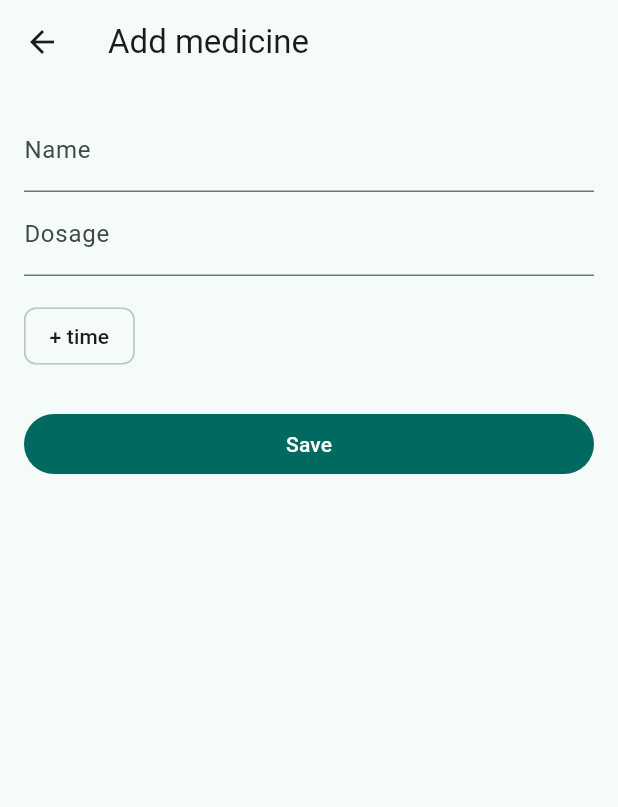
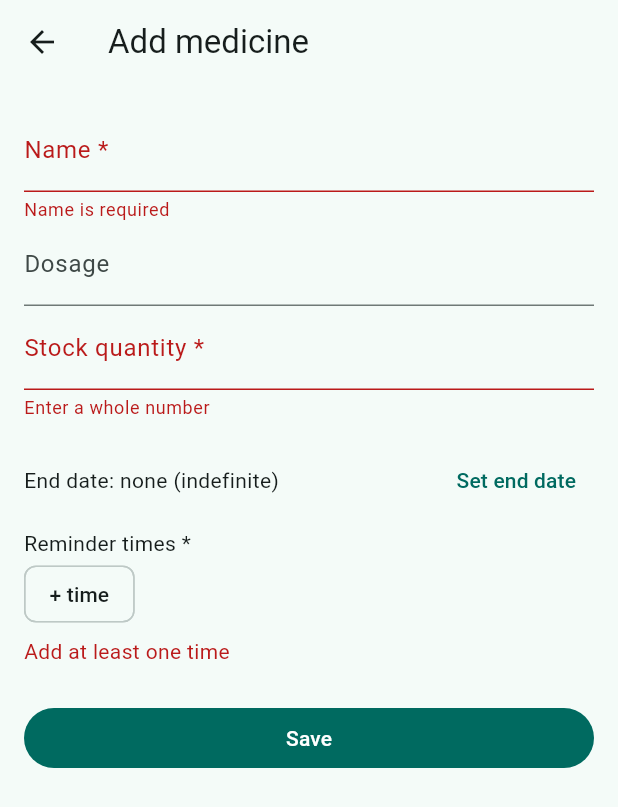
Before and after one commit to PpYCha/ckd_care, a Flutter app: the MedicineDetailScreen screen opened directly, after a tap on "Save", on a phone screen of 412 x 824 dp. Shown: the top 807 px of the screen. Run offline on Flutter 3.47's test engine with Material 3 defaults, Android fonts, the phone set to English and light mode, and no system bars; our stand-ins replace flutter_local_notifications, sqflite, timezone; accounts and stored records are empty.

Commit message:
feat: medicine form with stock/end-date, validation, save toast; richer list
Co-Authored-By: Claude Opus 4.8 <noreply@anthropic.com>

```diff
--- a/lib/screens/medicine_detail_screen.dart
+++ b/lib/screens/medicine_detail_screen.dart
@@ -13,34 +13,75 @@ class MedicineDetailScreen extends StatefulWidget {
 }
 
 class _MedicineDetailScreenState extends State<MedicineDetailScreen> {
+  final _formKey = GlobalKey<FormState>();
   late final TextEditingController _name =
       TextEditingController(text: widget.medicine?.name ?? '');
   late final TextEditingController _dosage =
       TextEditingController(text: widget.medicine?.dosage ?? '');
+  late final TextEditingController _stock = TextEditingController(
+      text: widget.medicine?.stockQty.toString() ?? '');
   final List<String> _times = [];
+  DateTime? _endDate;
+  bool _timesError = false;
+
+  @override
+  void initState() {
+    super.initState();
+    final m = widget.medicine;
+    if (m != null) {
+      _endDate = m.endDate;
+      // Pre-load existing times for edit.
+      WidgetsBinding.instance.addPostFrameCallback((_) async {
+        final times = await context.read<MedicineProvider>().timesForMedicine(m.id!);
+        if (mounted) setState(() => _times..clear()..addAll(times));
+      });
+    }
+  }
 
   Future<void> _pickTime() async {
     final t = await showTimePicker(context: context, initialTime: TimeOfDay.now());
     if (t != null) {
-      setState(() => _times.add(
-          '${t.hour.toString().padLeft(2, '0')}:${t.minute.toString().padLeft(2, '0')}'));
+      setState(() {
+        _times.add(
+            '${t.hour.toString().padLeft(2, '0')}:${t.minute.toString().padLeft(2, '0')}');
+        _timesError = false;
+      });
     }
   }
 
+  Future<void> _pickEndDate() async {
+    final now = DateTime.now();
+    final d = await showDatePicker(
+      context: context,
+      initialDate: _endDate ?? now,
+      firstDate: now.subtract(const Duration(days: 365)),
+      lastDate: DateTime(now.year + 5),
+    );
+    if (d != null) setState(() => _endDate = d);
+  }
+
   Future<void> _save() async {
-    if (_name.text.trim().isEmpty || _times.isEmpty) return;
+    final formOk = _formKey.currentState!.validate();
+    setState(() => _timesError = _times.isEmpty);
+    if (!formOk || _times.isEmpty) return;
+
+    final messenger = ScaffoldMessenger.of(context);
+    final navigator = Navigator.of(context);
     final med = Medicine(
       id: widget.medicine?.id,
       uuid: widget.medicine?.uuid ?? newUuid(),
       name: _name.text.trim(),
       dosage: _dosage.text.trim().isEmpty ? null : _dosage.text.trim(),
-      stockQty: widget.medicine?.stockQty ?? 0,
-      endDate: widget.medicine?.endDate,
+      stockQty: int.parse(_stock.text.trim()),
+      endDate: _endDate,
       createdAt: widget.medicine?.createdAt ?? DateTime.now(),
       updatedAt: DateTime.now(),
     );
     await context.read<MedicineProvider>().save(med, _times..sort());
-    if (mounted) Navigator.pop(context);
+    if (!mounted) return;
+    navigator.pop();
+    messenger.showSnackBar(
+        const SnackBar(content: Text('Saved successfully')));
   }
 
   @override
@@ -61,17 +102,65 @@ class _MedicineDetailScreenState extends State<MedicineDetailScreen> {
             ),
         ],
       ),
-      body: ListView(padding: const EdgeInsets.all(16), children: [
-        TextField(controller: _name, decoration: const InputDecoration(labelText: 'Name')),
-        TextField(controller: _dosage, decoration: const InputDecoration(labelText: 'Dosage')),
+      body: Form(
+        key: _formKey,
+        child: ListView(padding: const EdgeInsets.all(16), children: [
+          TextFormField(
+            controller: _name,
+            decoration: const InputDecoration(
+                labelText: 'Name *', hintText: 'Required'),
+            validator: (v) =>
+                (v == null || v.trim().isEmpty) ? 'Name is required' : null,
+          ),
+          TextFormField(
+            controller: _dosage,
+            decoration: const InputDecoration(labelText: 'Dosage'),
+          ),
+          TextFormField(
+            controller: _stock,
+            keyboardType: TextInputType.number,
+            decoration: const InputDecoration(
+                labelText: 'Stock quantity *', hintText: 'Required'),
+            validator: (v) {
+              final n = int.tryParse((v ?? '').trim());
+              if (n == null) return 'Enter a whole number';
+              if (n < 0) return 'Stock cannot be negative';
+              return null;
+            },
+          ),
           const SizedBox(height: 16),
+          Row(children: [
+            Expanded(
+              child: Text(_endDate == null
+                  ? 'End date: none (indefinite)'
+                  : 'Taken until ${Medicine.fmtDate(_endDate!)}'),
+            ),
+            if (_endDate != null)
+              IconButton(
+                  icon: const Icon(Icons.clear),
+                  onPressed: () => setState(() => _endDate = null)),
+            TextButton(onPressed: _pickEndDate, child: const Text('Set end date')),
+          ]),
+          const SizedBox(height: 8),
+          const Text('Reminder times *'),
           Wrap(spacing: 8, children: [
-          for (final t in _times) Chip(label: Text(t)),
+            for (final t in _times)
+              Chip(
+                label: Text(t),
+                onDeleted: () => setState(() => _times.remove(t)),
+              ),
             ActionChip(label: const Text('+ time'), onPressed: _pickTime),
           ]),
+          if (_timesError)
+            Padding(
+              padding: const EdgeInsets.only(top: 4),
+              child: Text('Add at least one time',
+                  style: TextStyle(color: Theme.of(context).colorScheme.error)),
+            ),
           const SizedBox(height: 24),
           FilledButton(onPressed: _save, child: const Text('Save')),
         ]),
+      ),
     );
   }
 }
--- a/lib/screens/medicines_screen.dart
+++ b/lib/screens/medicines_screen.dart
@@ -1,5 +1,6 @@
 import 'package:flutter/material.dart';
 import 'package:provider/provider.dart';
+import 'package:ckd_care/models/medicine.dart';
 import 'package:ckd_care/providers/medicine_provider.dart';
 import 'package:ckd_care/screens/medicine_detail_screen.dart';
 
@@ -25,7 +26,16 @@ class _MedicinesScreenState extends State<MedicinesScreen> {
         for (final m in p.medicines)
           ListTile(
             title: Text(m.name),
-            subtitle: Text(m.dosage ?? ''),
+            subtitle: Text([
+              if ((m.dosage ?? '').isNotEmpty) m.dosage!,
+              if ((p.timesByMedicine[m.id] ?? []).isNotEmpty)
+                (p.timesByMedicine[m.id] ?? []).join(', '),
+              'Stock: ${m.stockQty}',
+              if (m.endDate != null) 'Until ${Medicine.fmtDate(m.endDate!)}',
+            ].join('  •  ')),
+            trailing: m.stockQty == 0
+                ? const Chip(label: Text('Out of stock'))
+                : null,
             onTap: () => Navigator.push(
                 context,
                 MaterialPageRoute(
```
Lines whose indentation alone changed are shown as unchanged.
